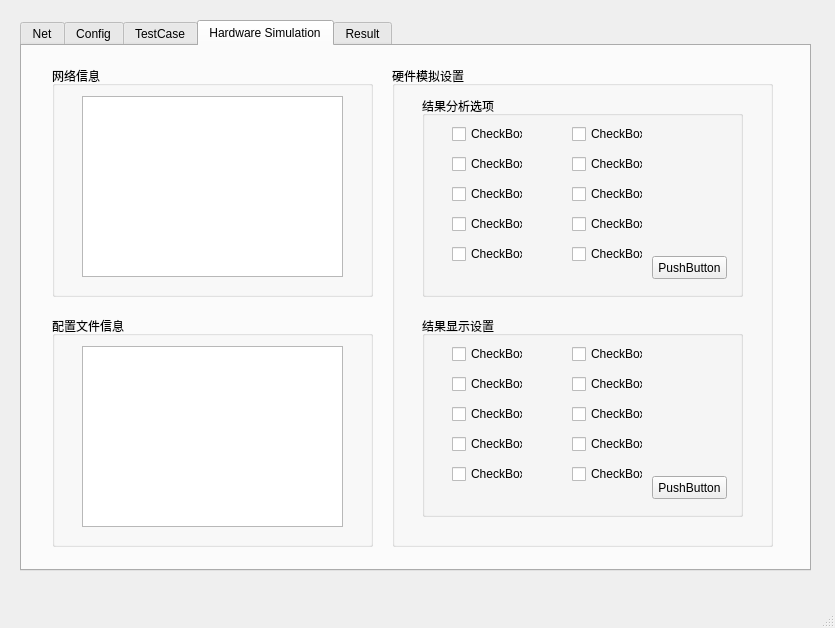
Athera0201/XPEControl, file mainwindow.ui: the form before one commit.
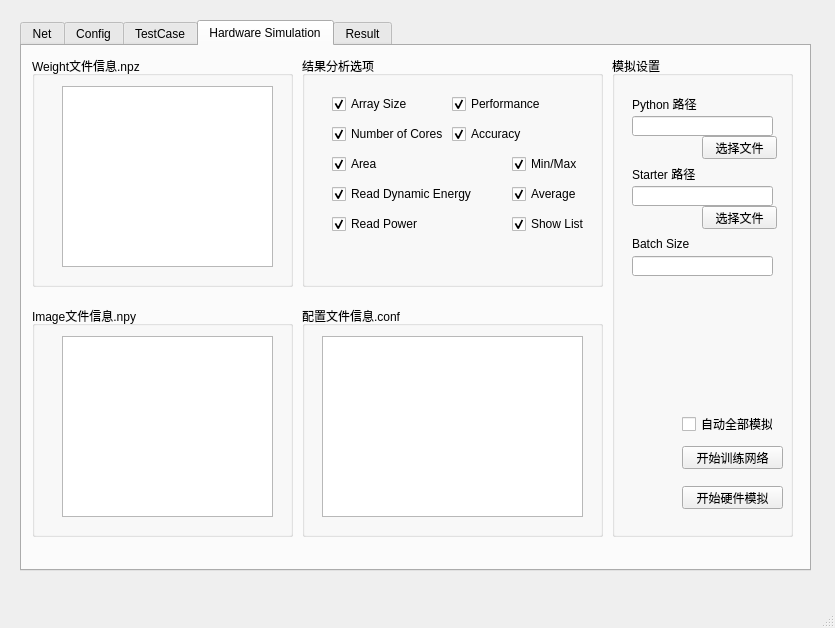
The form after the commit. The open tabs and pages were chosen to show the change.

Commit message:
Change net file list from 1 to 2. Rearrange layout.
Net file need weight file and image file at the same time, so add 1 list
for each file reading. Since this change, rearranged lay out for all tabs.

The edit to the form file:
```diff
--- a/mainwindow.ui
+++ b/mainwindow.ui
@@ -1245,19 +1245,19 @@
      <widget class="QGroupBox" name="groupBox_8">
       <property name="geometry">
        <rect>
-        <x>30</x>
-        <y>270</y>
-        <width>321</width>
+        <x>280</x>
+        <y>260</y>
+        <width>301</width>
         <height>231</height>
        </rect>
       </property>
       <property name="title">
-       <string>配置文件信息</string>
+       <string>配置文件信息.conf</string>
       </property>
-      <widget class="QListView" name="listView_8">
+      <widget class="QListWidget" name="lstT3NetList_3">
        <property name="geometry">
         <rect>
-         <x>30</x>
+         <x>20</x>
          <y>30</y>
          <width>261</width>
          <height>181</height>
@@ -1268,45 +1268,33 @@
      <widget class="QGroupBox" name="groupBox_7">
       <property name="geometry">
        <rect>
-        <x>30</x>
-        <y>20</y>
-        <width>321</width>
+        <x>10</x>
+        <y>10</y>
+        <width>261</width>
         <height>231</height>
        </rect>
       </property>
       <property name="title">
-       <string>网络信息</string>
+       <string>Weight文件信息.npz</string>
       </property>
-      <widget class="QListView" name="listView_7">
+      <widget class="QListWidget" name="lstT3NetList_2">
        <property name="geometry">
         <rect>
          <x>30</x>
          <y>30</y>
-         <width>261</width>
+         <width>211</width>
          <height>181</height>
         </rect>
        </property>
       </widget>
      </widget>
-     <widget class="QGroupBox" name="groupBox_9">
-      <property name="geometry">
-       <rect>
-        <x>370</x>
-        <y>20</y>
-        <width>381</width>
-        <height>481</height>
-       </rect>
-      </property>
-      <property name="title">
-       <string>硬件模拟设置</string>
-      </property>
       <widget class="QGroupBox" name="groupBox_12">
        <property name="geometry">
         <rect>
-         <x>30</x>
-         <y>30</y>
-         <width>321</width>
-         <height>201</height>
+        <x>280</x>
+        <y>10</y>
+        <width>301</width>
+        <height>231</height>
         </rect>
        </property>
        <property name="title">
@@ -1316,301 +1304,331 @@
         <property name="geometry">
          <rect>
           <x>30</x>
-          <y>30</y>
-          <width>71</width>
+         <y>40</y>
+         <width>91</width>
           <height>16</height>
          </rect>
         </property>
         <property name="text">
-         <string>CheckBox</string>
+        <string>Array Size</string>
+       </property>
+       <property name="checked">
+        <bool>true</bool>
         </property>
        </widget>
        <widget class="QCheckBox" name="checkBox_2">
         <property name="geometry">
          <rect>
           <x>30</x>
-          <y>60</y>
-          <width>71</width>
+         <y>70</y>
+         <width>111</width>
           <height>16</height>
          </rect>
         </property>
         <property name="text">
-         <string>CheckBox</string>
+        <string>Number of Cores</string>
+       </property>
+       <property name="checked">
+        <bool>true</bool>
         </property>
        </widget>
        <widget class="QCheckBox" name="checkBox_3">
         <property name="geometry">
          <rect>
           <x>30</x>
-          <y>90</y>
-          <width>71</width>
+         <y>100</y>
+         <width>101</width>
           <height>16</height>
          </rect>
         </property>
         <property name="text">
-         <string>CheckBox</string>
+        <string>Area</string>
+       </property>
+       <property name="checked">
+        <bool>true</bool>
         </property>
        </widget>
        <widget class="QCheckBox" name="checkBox_4">
         <property name="geometry">
          <rect>
           <x>30</x>
-          <y>120</y>
-          <width>71</width>
+         <y>130</y>
+         <width>141</width>
           <height>16</height>
          </rect>
         </property>
         <property name="text">
-         <string>CheckBox</string>
+        <string>Read Dynamic Energy</string>
+       </property>
+       <property name="checked">
+        <bool>true</bool>
         </property>
        </widget>
        <widget class="QCheckBox" name="checkBox_5">
         <property name="geometry">
          <rect>
           <x>30</x>
-          <y>150</y>
-          <width>71</width>
+         <y>160</y>
+         <width>91</width>
           <height>16</height>
          </rect>
         </property>
         <property name="text">
-         <string>CheckBox</string>
+        <string>Read Power</string>
+       </property>
+       <property name="checked">
+        <bool>true</bool>
         </property>
        </widget>
        <widget class="QCheckBox" name="checkBox_6">
         <property name="geometry">
          <rect>
-          <x>150</x>
-          <y>120</y>
+         <x>210</x>
+         <y>130</y>
           <width>71</width>
           <height>16</height>
          </rect>
         </property>
         <property name="text">
-         <string>CheckBox</string>
+        <string>Average</string>
+       </property>
+       <property name="checked">
+        <bool>true</bool>
         </property>
        </widget>
        <widget class="QCheckBox" name="checkBox_7">
         <property name="geometry">
          <rect>
-          <x>150</x>
-          <y>150</y>
-          <width>71</width>
+         <x>210</x>
+         <y>160</y>
+         <width>81</width>
           <height>16</height>
          </rect>
         </property>
         <property name="text">
-         <string>CheckBox</string>
+        <string>Show List</string>
+       </property>
+       <property name="checked">
+        <bool>true</bool>
         </property>
        </widget>
        <widget class="QCheckBox" name="checkBox_8">
         <property name="geometry">
          <rect>
           <x>150</x>
-          <y>30</y>
-          <width>71</width>
+         <y>40</y>
+         <width>91</width>
           <height>16</height>
          </rect>
         </property>
         <property name="text">
-         <string>CheckBox</string>
+        <string>Performance</string>
+       </property>
+       <property name="checked">
+        <bool>true</bool>
         </property>
        </widget>
        <widget class="QCheckBox" name="checkBox_9">
         <property name="geometry">
          <rect>
-          <x>150</x>
-          <y>90</y>
+         <x>210</x>
+         <y>100</y>
           <width>71</width>
           <height>16</height>
          </rect>
         </property>
         <property name="text">
-         <string>CheckBox</string>
+        <string>Min/Max</string>
+       </property>
+       <property name="checked">
+        <bool>true</bool>
         </property>
        </widget>
        <widget class="QCheckBox" name="checkBox_10">
         <property name="geometry">
          <rect>
           <x>150</x>
-          <y>60</y>
+         <y>70</y>
           <width>71</width>
           <height>16</height>
          </rect>
         </property>
         <property name="text">
-         <string>CheckBox</string>
-        </property>
-       </widget>
-       <widget class="QPushButton" name="pushButton_35">
-        <property name="geometry">
-         <rect>
-          <x>230</x>
-          <y>160</y>
-          <width>75</width>
-          <height>23</height>
-         </rect>
-        </property>
-        <property name="text">
-         <string>PushButton</string>
+        <string>Accuracy</string>
+       </property>
+       <property name="checked">
+        <bool>true</bool>
         </property>
        </widget>
       </widget>
       <widget class="QGroupBox" name="groupBox_13">
        <property name="geometry">
         <rect>
-         <x>30</x>
-         <y>250</y>
-         <width>321</width>
-         <height>201</height>
+        <x>590</x>
+        <y>10</y>
+        <width>181</width>
+        <height>481</height>
         </rect>
        </property>
        <property name="title">
-        <string>结果显示设置</string>
-       </property>
-       <widget class="QCheckBox" name="checkBox_11">
+       <string>模拟设置</string>
+      </property>
+      <widget class="QPushButton" name="btnT4StartSimulation">
         <property name="geometry">
          <rect>
-          <x>150</x>
-          <y>30</y>
-          <width>71</width>
-          <height>16</height>
+         <x>70</x>
+         <y>430</y>
+         <width>101</width>
+         <height>23</height>
          </rect>
         </property>
         <property name="text">
-         <string>CheckBox</string>
-        </property>
-       </widget>
-       <widget class="QCheckBox" name="checkBox_12">
+        <string>开始硬件模拟</string>
+       </property>
+      </widget>
+      <widget class="QCheckBox" name="checkBox_23">
         <property name="geometry">
          <rect>
-          <x>150</x>
-          <y>120</y>
-          <width>71</width>
+         <x>70</x>
+         <y>360</y>
+         <width>91</width>
           <height>16</height>
          </rect>
         </property>
         <property name="text">
-         <string>CheckBox</string>
-        </property>
-       </widget>
-       <widget class="QCheckBox" name="checkBox_13">
+        <string>自动全部模拟</string>
+       </property>
+      </widget>
+      <widget class="QPushButton" name="pushButton">
         <property name="geometry">
          <rect>
-          <x>30</x>
-          <y>150</y>
-          <width>71</width>
-          <height>16</height>
+         <x>70</x>
+         <y>390</y>
+         <width>101</width>
+         <height>23</height>
          </rect>
         </property>
         <property name="text">
-         <string>CheckBox</string>
-        </property>
-       </widget>
-       <widget class="QCheckBox" name="checkBox_14">
+        <string>开始训练网络</string>
+       </property>
+      </widget>
+      <widget class="QLineEdit" name="lineEdit">
         <property name="geometry">
          <rect>
-          <x>150</x>
-          <y>90</y>
-          <width>71</width>
-          <height>16</height>
-         </rect>
-        </property>
-        <property name="text">
-         <string>CheckBox</string>
-        </property>
-       </widget>
-       <widget class="QCheckBox" name="checkBox_15">
+         <x>20</x>
+         <y>60</y>
+         <width>141</width>
+         <height>20</height>
+        </rect>
+       </property>
+      </widget>
+      <widget class="QLabel" name="label_53">
         <property name="geometry">
          <rect>
-          <x>30</x>
-          <y>30</y>
-          <width>71</width>
+         <x>20</x>
+         <y>40</y>
+         <width>81</width>
           <height>16</height>
          </rect>
         </property>
         <property name="text">
-         <string>CheckBox</string>
-        </property>
-       </widget>
-       <widget class="QCheckBox" name="checkBox_16">
+        <string>Python 路径</string>
+       </property>
+      </widget>
+      <widget class="QPushButton" name="pushButton_2">
         <property name="geometry">
          <rect>
-          <x>30</x>
-          <y>90</y>
-          <width>71</width>
-          <height>16</height>
+         <x>90</x>
+         <y>80</y>
+         <width>75</width>
+         <height>23</height>
          </rect>
         </property>
         <property name="text">
-         <string>CheckBox</string>
-        </property>
-       </widget>
-       <widget class="QCheckBox" name="checkBox_17">
+        <string>选择文件</string>
+       </property>
+      </widget>
+      <widget class="QPushButton" name="pushButton_3">
         <property name="geometry">
          <rect>
-          <x>30</x>
-          <y>60</y>
-          <width>71</width>
-          <height>16</height>
+         <x>90</x>
+         <y>150</y>
+         <width>75</width>
+         <height>23</height>
          </rect>
         </property>
         <property name="text">
-         <string>CheckBox</string>
-        </property>
-       </widget>
-       <widget class="QCheckBox" name="checkBox_18">
+        <string>选择文件</string>
+       </property>
+      </widget>
+      <widget class="QLabel" name="label_54">
         <property name="geometry">
          <rect>
-          <x>150</x>
-          <y>150</y>
-          <width>71</width>
+         <x>20</x>
+         <y>110</y>
+         <width>101</width>
           <height>16</height>
          </rect>
         </property>
         <property name="text">
-         <string>CheckBox</string>
-        </property>
-       </widget>
-       <widget class="QCheckBox" name="checkBox_19">
+        <string>Starter 路径</string>
+       </property>
+      </widget>
+      <widget class="QLineEdit" name="lineEdit_2">
         <property name="geometry">
          <rect>
-          <x>30</x>
-          <y>120</y>
-          <width>71</width>
-          <height>16</height>
-         </rect>
-        </property>
-        <property name="text">
-         <string>CheckBox</string>
-        </property>
-       </widget>
-       <widget class="QCheckBox" name="checkBox_20">
+         <x>20</x>
+         <y>130</y>
+         <width>141</width>
+         <height>20</height>
+        </rect>
+       </property>
+      </widget>
+      <widget class="QLineEdit" name="lineEdit_3">
+       <property name="geometry">
+        <rect>
+         <x>20</x>
+         <y>200</y>
+         <width>141</width>
+         <height>20</height>
+        </rect>
+       </property>
+      </widget>
+      <widget class="QLabel" name="label_55">
         <property name="geometry">
          <rect>
-          <x>150</x>
-          <y>60</y>
-          <width>71</width>
+         <x>20</x>
+         <y>180</y>
+         <width>101</width>
           <height>16</height>
          </rect>
         </property>
         <property name="text">
-         <string>CheckBox</string>
-        </property>
-       </widget>
-       <widget class="QPushButton" name="pushButton_41">
+        <string>Batch Size</string>
+       </property>
+      </widget>
+     </widget>
+     <widget class="QGroupBox" name="groupBox_9">
         <property name="geometry">
          <rect>
-          <x>230</x>
-          <y>160</y>
-          <width>75</width>
-          <height>23</height>
-         </rect>
-        </property>
-        <property name="text">
-         <string>PushButton</string>
-        </property>
-       </widget>
+        <x>10</x>
+        <y>260</y>
+        <width>261</width>
+        <height>231</height>
+       </rect>
+      </property>
+      <property name="title">
+       <string>Image文件信息.npy</string>
+      </property>
+      <widget class="QListWidget" name="lstT3NetList_5">
+       <property name="geometry">
+        <rect>
+         <x>30</x>
+         <y>30</y>
+         <width>211</width>
+         <height>181</height>
+        </rect>
+       </property>
       </widget>
      </widget>
     </widget>
```
Left out of the diff: 558 changed lines with no effect on the pictures. Lines whose indentation alone changed are shown as unchanged. The commit also changes 2 other files.
